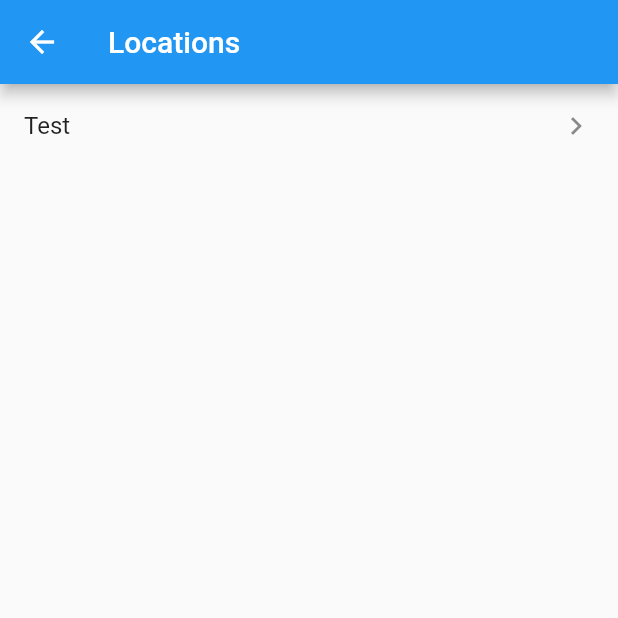
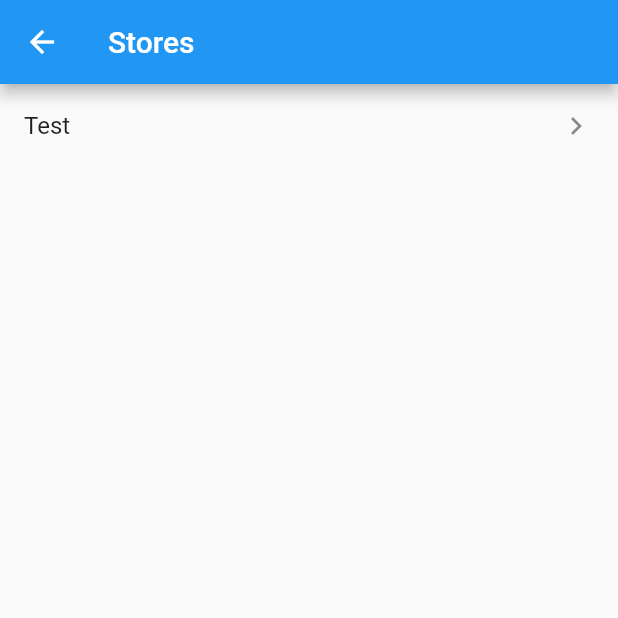
Before and after one commit to maluginp/GoGreenFlutter, a Flutter app: the StoreListScreen screen opened by its route, on a phone screen of 412 x 824 dp, the top half of it. Run offline on Flutter 3.47's test engine with Material 2 defaults, Android fonts, the phone set to English and light mode, and no system bars; our stand-ins replace bloc, equatable, flutter_bloc, flutter_html.

Commit message:
Fix navigation

```diff
--- a/lib/screens/good_list_screen.dart
+++ b/lib/screens/good_list_screen.dart
@@ -41,7 +41,7 @@ class GoodListScreen extends StatelessWidget {
           title: Text(good.name),
           trailing: Icon(Icons.keyboard_arrow_right),
           onTap: () {
-            Navigator.of(context).pushNamed(GoodListScreen.ROUTE_PATH);
+//            Navigator.of(context).pushNamed(GoodListScreen.ROUTE_PATH);
           },
         );
       },
--- a/lib/screens/store_list_screen.dart
+++ b/lib/screens/store_list_screen.dart
@@ -15,7 +15,7 @@ class StoreListScreen extends StatelessWidget {
   Widget build(BuildContext context) {
     return Scaffold(
       appBar: AppBar(
-        title: Text('Locations'),
+        title: Text('Stores'),
       ),
       body: BlocBuilder<StoreListBloc, StoreListState>(
           builder: (context, StoreListState state) {
```
Also changed, not shown: lib/screens/department_list_screen.dart (+7 -2 lines).
